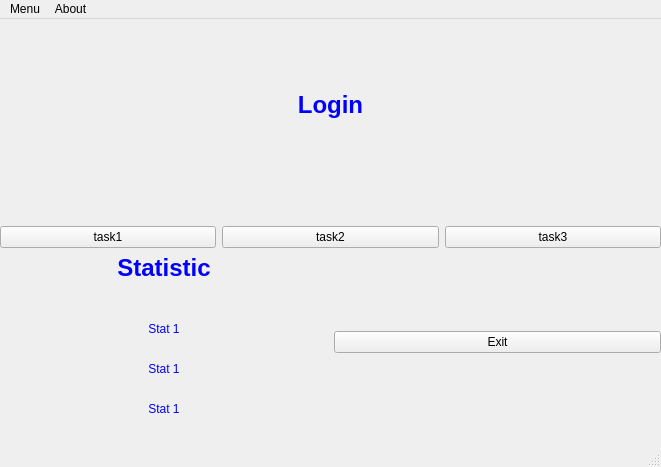
TmP440/order, file mainwindow.ui: the form before one commit.
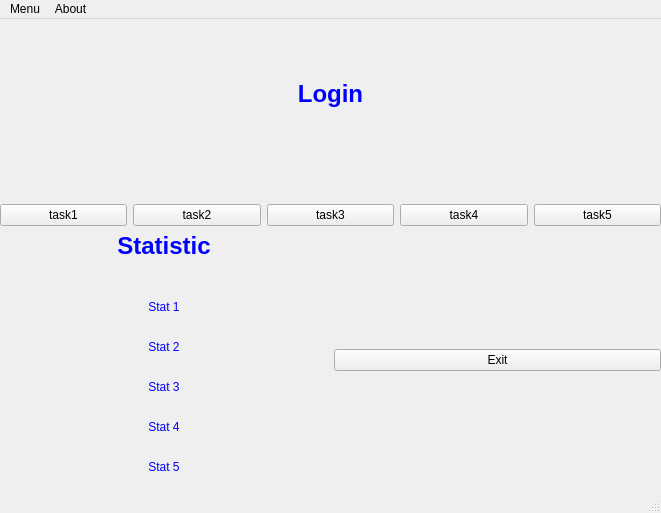
The form after the commit.

```diff
--- a/mainwindow.ui
+++ b/mainwindow.ui
@@ -7,7 +7,7 @@
     <x>0</x>
     <y>0</y>
     <width>661</width>
-    <height>467</height>
+    <height>513</height>
    </rect>
   </property>
   <property name="windowTitle">
@@ -20,7 +20,7 @@
       <x>0</x>
       <y>0</y>
       <width>661</width>
-      <height>411</height>
+      <height>469</height>
      </rect>
     </property>
     <layout class="QVBoxLayout" name="verticalLayout">
@@ -62,6 +62,20 @@
          </property>
         </widget>
        </item>
+       <item>
+        <widget class="QPushButton" name="pushButton_5">
+         <property name="text">
+          <string>task4</string>
+         </property>
+        </widget>
+       </item>
+       <item>
+        <widget class="QPushButton" name="pushButton_6">
+         <property name="text">
+          <string>task5</string>
+         </property>
+        </widget>
+       </item>
       </layout>
      </item>
      <item>
@@ -75,8 +89,10 @@
 &lt;div style=&quot;text-align: center&quot;&gt;
 	&lt;h1 style=&quot;color: blue&quot;&gt;Statistic&lt;br/&gt;&lt;/h1&gt;
 	&lt;p style=&quot;color: blue&quot;&gt;Stat 1&lt;br/&gt;&lt;/p&gt;
-	&lt;p style=&quot;color: blue&quot;&gt;Stat 1&lt;br/&gt;&lt;/p&gt;
-	&lt;p style=&quot;color: blue&quot;&gt;Stat 1&lt;br/&gt;&lt;/p&gt;
+	&lt;p style=&quot;color: blue&quot;&gt;Stat 2&lt;br/&gt;&lt;/p&gt;
+	&lt;p style=&quot;color: blue&quot;&gt;Stat 3&lt;br/&gt;&lt;/p&gt;
+	&lt;p style=&quot;color: blue&quot;&gt;Stat 4&lt;br/&gt;&lt;/p&gt;
+	&lt;p style=&quot;color: blue&quot;&gt;Stat 5&lt;br/&gt;&lt;/p&gt; 
 &lt;/div&gt;
 	
 &lt;/body&gt;
```
